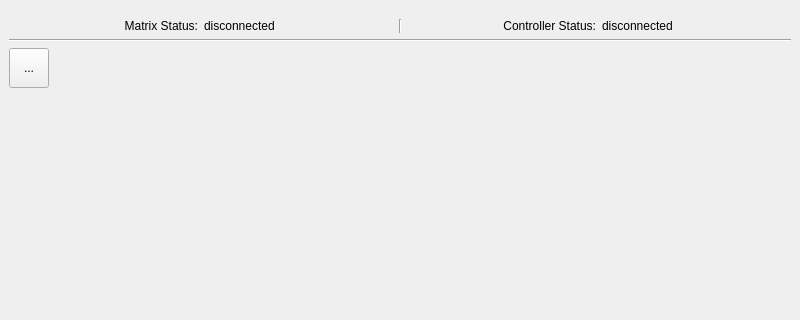
This is src/qt/design-files/MainWindow.ui in CountRucula/matrix-app as Qt 5 draws it before an edit; both pictures show x 0 to 800 and y 0 to 320 of the 800 by 480 pixel window. The edited form follows.
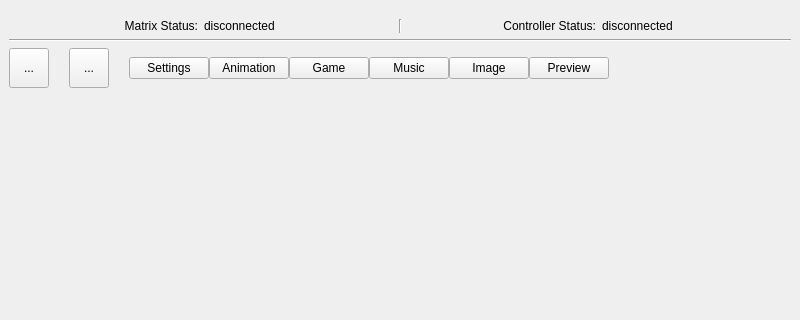
This is the edited form.

What changed in the file:
```diff
--- a/src/qt/design-files/MainWindow.ui
+++ b/src/qt/design-files/MainWindow.ui
@@ -101,20 +101,129 @@
      </widget>
     </item>
     <item>
-     <widget class="QToolButton" name="btn_sidebar">
-      <property name="minimumSize">
-       <size>
-        <width>40</width>
-        <height>40</height>
-       </size>
+     <layout class="QHBoxLayout" name="header_layout">
+      <property name="spacing">
+       <number>20</number>
       </property>
-      <property name="autoFillBackground">
-       <bool>false</bool>
+      <property name="bottomMargin">
+       <number>0</number>
       </property>
-      <property name="text">
-       <string>...</string>
-      </property>
-     </widget>
+      <item>
+       <widget class="QToolButton" name="btn_sidebar">
+        <property name="minimumSize">
+         <size>
+          <width>40</width>
+          <height>40</height>
+         </size>
+        </property>
+        <property name="autoFillBackground">
+         <bool>false</bool>
+        </property>
+        <property name="text">
+         <string>...</string>
+        </property>
+       </widget>
+      </item>
+      <item>
+       <widget class="QToolButton" name="btn_close">
+        <property name="minimumSize">
+         <size>
+          <width>40</width>
+          <height>40</height>
+         </size>
+        </property>
+        <property name="autoFillBackground">
+         <bool>false</bool>
+        </property>
+        <property name="text">
+         <string>...</string>
+        </property>
+       </widget>
+      </item>
+      <item>
+       <layout class="QHBoxLayout" name="horizontalLayout_2">
+        <property name="spacing">
+         <number>0</number>
+        </property>
+        <property name="leftMargin">
+         <number>0</number>
+        </property>
+        <item>
+         <widget class="QPushButton" name="btn_tab_settings">
+          <property name="text">
+           <string>Settings</string>
+          </property>
+          <property name="checkable">
+           <bool>true</bool>
+          </property>
+         </widget>
+        </item>
+        <item>
+         <widget class="QPushButton" name="btn_tab_anim">
+          <property name="text">
+           <string>Animation</string>
+          </property>
+          <property name="checkable">
+           <bool>true</bool>
+          </property>
+         </widget>
+        </item>
+        <item>
+         <widget class="QPushButton" name="btn_tab_game">
+          <property name="text">
+           <string>Game</string>
+          </property>
+          <property name="checkable">
+           <bool>true</bool>
+          </property>
+         </widget>
+        </item>
+        <item>
+         <widget class="QPushButton" name="btn_tab_music">
+          <property name="text">
+           <string>Music</string>
+          </property>
+          <property name="checkable">
+           <bool>true</bool>
+          </property>
+         </widget>
+        </item>
+        <item>
+         <widget class="QPushButton" name="btn_tab_image">
+          <property name="text">
+           <string>Image</string>
+          </property>
+          <property name="checkable">
+           <bool>true</bool>
+          </property>
+         </widget>
+        </item>
+        <item>
+         <widget class="QPushButton" name="btn_tab_preview">
+          <property name="text">
+           <string>Preview</string>
+          </property>
+          <property name="checkable">
+           <bool>true</bool>
+          </property>
+         </widget>
+        </item>
+       </layout>
+      </item>
+      <item>
+       <spacer name="horizontalSpacer">
+        <property name="orientation">
+         <enum>Qt::Orientation::Horizontal</enum>
+        </property>
+        <property name="sizeHint" stdset="0">
+         <size>
+          <width>40</width>
+          <height>20</height>
+         </size>
+        </property>
+       </spacer>
+      </item>
+     </layout>
     </item>
     <item>
      <spacer name="verticalSpacer">
```
